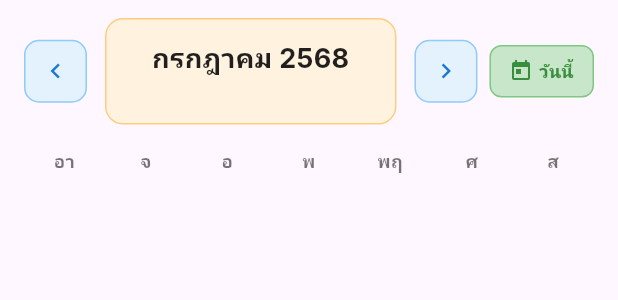
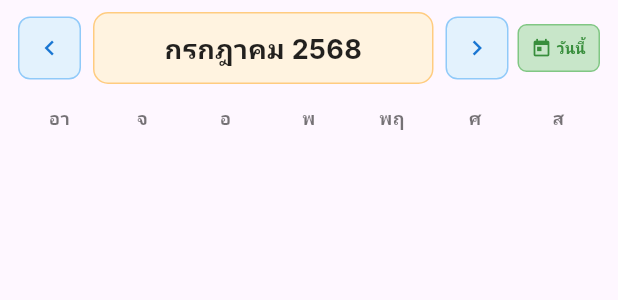
Before and after one commit to HAMTJ/salemate-mobile, a Flutter app: the CalendarHeader widget shown alone on an empty page, opened directly with empty values, on a phone screen of 412 x 824 dp. Shown: the top 300 px of the screen. Run offline on Flutter 3.47's test engine with Material 3 defaults, Android fonts, the phone set to English and light mode, and no system bars; our stand-ins replace google_fonts, image_picker, permission_handler, shared_preferences; missing offline and left inert: gal; accounts and stored records are empty.

Commit message:
v3 - เพิ่ม Calendar

```diff
--- a/lib/widgets/calendar/calendar_header.dart
+++ b/lib/widgets/calendar/calendar_header.dart
@@ -76,16 +76,11 @@ class _CalendarHeaderState extends State<CalendarHeader>
           child: Opacity(
             opacity: _slideAnimation.value,
             child: Container(
-              padding: const EdgeInsets.symmetric(horizontal: 16, vertical: 12),
+              padding: const EdgeInsets.symmetric(horizontal: 12, vertical: 8),
               child: Column(
                 children: [
                   _buildMainHeader(),
-                  // 🔥 ลบ view mode toggle ออก
-                  // if (widget.showViewModeToggle) ...[
-                  //   const SizedBox(height: 12),
-                  //   _buildViewModeToggle(),
-                  // ],
-                  const SizedBox(height: 8),
+                  const SizedBox(height: 6),
                   _buildDaysOfWeekHeader(),
                 ],
               ),
@@ -97,59 +92,57 @@ class _CalendarHeaderState extends State<CalendarHeader>
   }
 
   Widget _buildMainHeader() {
+    return LayoutBuilder(
+      builder: (context, constraints) {
+        final screenWidth = constraints.maxWidth;
+        final isNarrowScreen = screenWidth < 350;
+
         return Row(
           children: [
-        // Previous month button
+            // Previous month button - ปรับขนาดตามหน้าจอ
             _buildNavigationButton(
               icon: Icons.chevron_left,
               onPressed: () {
                 _animateMonthChange();
                 widget.onPreviousMonth?.call();
               },
+              compact: isNarrowScreen,
             ),
 
-        const SizedBox(width: 12),
+            const SizedBox(width: 8),
 
-        // Month/Year display
+            // Month/Year display - ใช้ Expanded และปรับ padding
             Expanded(
               child: GestureDetector(
                 onTap: widget.onTodayPressed,
                 child: Container(
-              padding: const EdgeInsets.symmetric(horizontal: 16, vertical: 12),
+                  padding: EdgeInsets.symmetric(
+                    horizontal: isNarrowScreen ? 8 : 12,
+                    vertical: 10,
+                  ),
                   decoration: BoxDecoration(
                     color: Colors.orange.shade50,
-                borderRadius: BorderRadius.circular(12),
+                    borderRadius: BorderRadius.circular(10),
                     border: Border.all(color: Colors.orange.shade200),
                   ),
-              child: Column(
-                children: [
-                  Text(
+                  child: Center(
+                    child: Text(
                       _getHeaderTitle(),
                       style: GoogleFonts.inter(
-                      fontSize: 18,
+                        fontSize: isNarrowScreen ? 16 : 18,
                         fontWeight: FontWeight.bold,
                         color: Colors.black87,
                       ),
                       textAlign: TextAlign.center,
+                      overflow: TextOverflow.ellipsis,
+                      maxLines: 1,
                     ),
-                  if (widget.viewMode != CalendarViewMode.year) ...[
-                    const SizedBox(height: 2),
-                    Text(
-                      _getSubtitle(),
-                      style: GoogleFonts.inter(
-                        fontSize: 12,
-                        color: Colors.black54,
-                      ),
-                      textAlign: TextAlign.center,
-                    ),
-                  ],
-                ],
                   ),
                 ),
               ),
             ),
 
-        const SizedBox(width: 12),
+            const SizedBox(width: 8),
 
             // Next month button
             _buildNavigationButton(
@@ -158,79 +151,94 @@ class _CalendarHeaderState extends State<CalendarHeader>
                 _animateMonthChange();
                 widget.onNextMonth?.call();
               },
+              compact: isNarrowScreen,
             ),
 
-        // Today button
+            // Today button - แยกออกมาและปรับขนาด
             if (widget.showTodayButton) ...[
-          const SizedBox(width: 8),
-          _buildTodayButton(),
+              const SizedBox(width: 6),
+              _buildTodayButton(compact: isNarrowScreen),
             ],
           ],
+        );
+      },
     );
   }
 
   Widget _buildNavigationButton({
     required IconData icon,
     required VoidCallback? onPressed,
+    bool compact = false,
   }) {
     return Material(
       color: Colors.transparent,
       child: InkWell(
         onTap: onPressed,
-        borderRadius: BorderRadius.circular(10),
+        borderRadius: BorderRadius.circular(8),
         child: Container(
-          padding: const EdgeInsets.all(10),
+          padding: EdgeInsets.all(compact ? 8 : 10),
           decoration: BoxDecoration(
             color: Colors.blue.shade50,
-            borderRadius: BorderRadius.circular(10),
+            borderRadius: BorderRadius.circular(8),
             border: Border.all(color: Colors.blue.shade200),
           ),
           child: Icon(
             icon,
             color: Colors.blue.shade700,
-            size: 20,
+            size: compact ? 18 : 20,
           ),
         ),
       ),
     );
   }
 
-  Widget _buildTodayButton() {
+  Widget _buildTodayButton({bool compact = false}) {
     final isToday = ThaiCalendarUtils.isToday(widget.currentDate);
 
     return Material(
       color: Colors.transparent,
       child: InkWell(
         onTap: widget.onTodayPressed,
-        borderRadius: BorderRadius.circular(8),
+        borderRadius: BorderRadius.circular(6),
         child: Container(
-          padding: const EdgeInsets.symmetric(horizontal: 12, vertical: 8),
+          padding: EdgeInsets.symmetric(
+            horizontal: compact ? 6 : 8,
+            vertical: compact ? 6 : 8,
+          ),
           decoration: BoxDecoration(
             color: isToday
                 ? Colors.green.shade100
                 : Colors.grey.shade100,
-            borderRadius: BorderRadius.circular(8),
+            borderRadius: BorderRadius.circular(6),
             border: Border.all(
               color: isToday
                   ? Colors.green.shade300
                   : Colors.grey.shade300,
             ),
           ),
-          child: Row(
-            mainAxisSize: MainAxisSize.min,
-            children: [
-              Icon(
+          child: compact
+              ? Icon(
                   isToday ? Icons.today : Icons.calendar_today,
                   size: 16,
                   color: isToday
                       ? Colors.green.shade700
                       : Colors.grey.shade600,
+                )
+              : Row(
+                  mainAxisSize: MainAxisSize.min,
+                  children: [
+                    Icon(
+                      isToday ? Icons.today : Icons.calendar_today,
+                      size: 14,
+                      color: isToday
+                          ? Colors.green.shade700
+                          : Colors.grey.shade600,
                     ),
-              const SizedBox(width: 4),
+                    const SizedBox(width: 3),
                     Text(
                       'วันนี้',
                       style: GoogleFonts.inter(
-                  fontSize: 12,
+                        fontSize: 10,
                         fontWeight: FontWeight.w600,
                         color: isToday
                             ? Colors.green.shade700
@@ -238,96 +246,6 @@ class _CalendarHeaderState extends State<CalendarHeader>
                       ),
                     ),
                   ],
-          ),
-        ),
-      ),
-    );
-  }
-
-  Widget _buildViewModeToggle() {
-    return Container(
-      padding: const EdgeInsets.all(4),
-      decoration: BoxDecoration(
-        color: Colors.grey.shade100,
-        borderRadius: BorderRadius.circular(10),
-      ),
-      child: Row(
-        mainAxisSize: MainAxisSize.min,
-        children: [
-          _buildViewModeButton(
-            CalendarViewMode.week,
-            'สัปดาห์',
-            Icons.view_week,
-          ),
-          _buildViewModeButton(
-            CalendarViewMode.month,
-            'เดือน',
-            Icons.calendar_view_month,
-          ),
-          _buildViewModeButton(
-            CalendarViewMode.year,
-            'ปี',
-            Icons.calendar_view_day,
-          ),
-        ],
-      ),
-    );
-  }
-
-  Widget _buildViewModeButton(
-    CalendarViewMode mode,
-    String label,
-    IconData icon,
-  ) {
-    final isSelected = widget.viewMode == mode;
-
-    return Expanded(
-      child: Material(
-        color: Colors.transparent,
-        child: InkWell(
-          onTap: () => widget.onViewModeChanged?.call(mode),
-          borderRadius: BorderRadius.circular(8),
-          child: Container(
-            padding: const EdgeInsets.symmetric(vertical: 8, horizontal: 12),
-            decoration: BoxDecoration(
-              color: isSelected
-                  ? Colors.white
-                  : Colors.transparent,
-              borderRadius: BorderRadius.circular(8),
-              boxShadow: isSelected
-                  ? [
-                      BoxShadow(
-                        color: Colors.black.withOpacity(0.1),
-                        blurRadius: 4,
-                        offset: const Offset(0, 2),
-                      ),
-                    ]
-                  : null,
-            ),
-            child: Row(
-              mainAxisAlignment: MainAxisAlignment.center,
-              mainAxisSize: MainAxisSize.min,
-              children: [
-                Icon(
-                  icon,
-                  size: 16,
-                  color: isSelected
-                      ? widget.config.primaryColor
-                      : Colors.grey.shade600,
-                ),
-                const SizedBox(width: 4),
-                Text(
-                  label,
-                  style: GoogleFonts.inter(
-                    fontSize: 12,
-                    fontWeight: isSelected ? FontWeight.w600 : FontWeight.w500,
-                    color: isSelected
-                        ? widget.config.primaryColor
-                        : Colors.grey.shade600,
-                  ),
-                ),
-              ],
-            ),
                 ),
         ),
       ),
```
Lines whose indentation alone changed are shown as unchanged.
